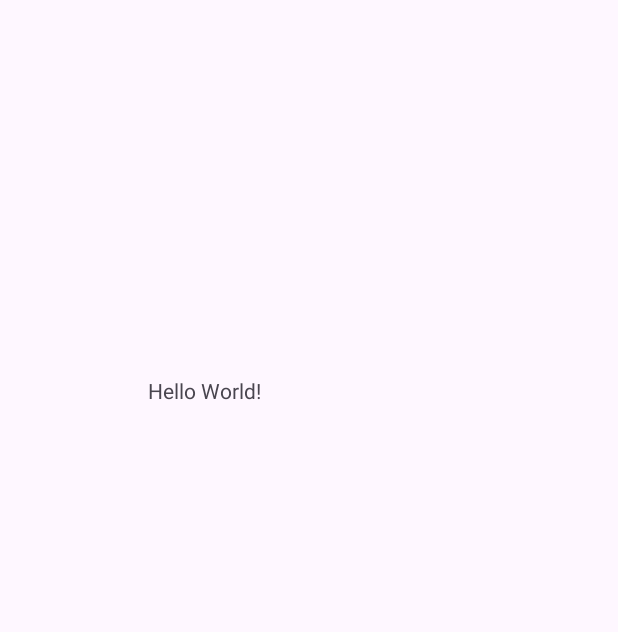
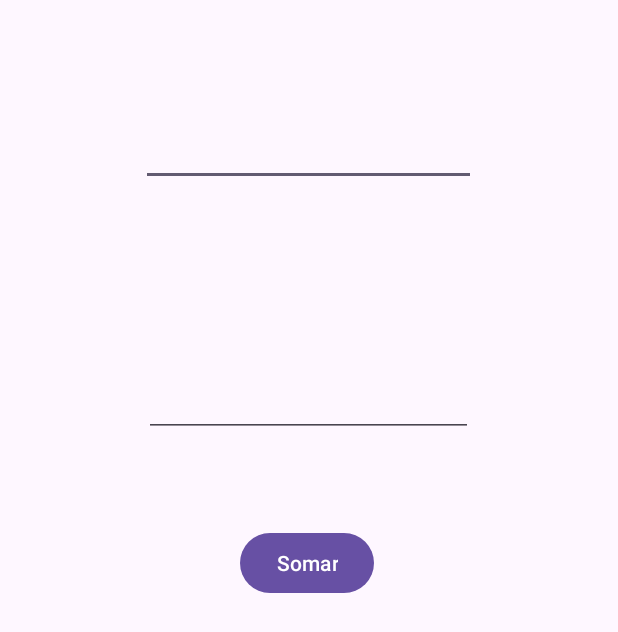
Before and after one commit to pHaverbeck/CarteiraMobile_HOW_VI, an Android app: the screen it shows after launch (MainActivity), on a phone screen of 412 x 824 dp. Before the commit the part shown is almost empty. Shown: the top 632 px of the screen. Run offline under Robolectric (Android 15) with nearby library versions, the phone set to English and light mode, and no system bars.

Commit message:
aprendendo aula 2

```diff
--- a/app/src/main/java/com/example/carteiramobile/MainActivity.java
+++ b/app/src/main/java/com/example/carteiramobile/MainActivity.java
@@ -3,12 +3,23 @@ package com.example.carteiramobile;
 import androidx.appcompat.app.AppCompatActivity;
 
 import android.os.Bundle;
+import android.util.Log;
+import android.view.View;
 
 public class MainActivity extends AppCompatActivity {
 
     @Override
     protected void onCreate(Bundle savedInstanceState) {
         super.onCreate(savedInstanceState);
-        setContentView(R.layout.activity_main);
+        setContentView(R.layout.activity_main);     // Arquivo de layout -> mostra o conteúdo da activity
+
+        View v = findViewById(R.id.buttonSomar);
+        v.setOnClickListener(new View.OnClickListener() { // Criando objeto de classe anônima para evento de click
+            @Override
+            public void onClick(View view) {
+                Log.i("botao", "O botão foi clicado");
+            }
+        });
+
     }
 }
--- a/app/src/main/res/layout/activity_main.xml
+++ b/app/src/main/res/layout/activity_main.xml
@@ -6,13 +6,39 @@
     android:layout_height="match_parent"
     tools:context=".MainActivity">
 
-    <TextView
-        android:layout_width="215dp"
-        android:layout_height="323dp"
-        android:text="Hello World!"
-        app:layout_constraintBottom_toBottomOf="parent"
+    <EditText
+        android:id="@+id/editTextA"
+        android:layout_width="223dp"
+        android:layout_height="80dp"
+        android:layout_marginTop="44dp"
+        android:ems="10"
+        android:inputType="number"
         app:layout_constraintEnd_toEndOf="parent"
+        app:layout_constraintHorizontal_bias="0.497"
         app:layout_constraintStart_toStartOf="parent"
         app:layout_constraintTop_toTopOf="parent" />
 
+    <EditText
+        android:id="@+id/editTextB"
+        android:layout_width="219dp"
+        android:layout_height="83dp"
+        android:layout_marginTop="84dp"
+        android:ems="10"
+        android:inputType="number"
+        app:layout_constraintBottom_toBottomOf="parent"
+        app:layout_constraintEnd_toEndOf="parent"
+        app:layout_constraintHorizontal_bias="0.497"
+        app:layout_constraintStart_toStartOf="parent"
+        app:layout_constraintTop_toBottomOf="@+id/editTextA"
+        app:layout_constraintVertical_bias="0.0" />
+
+    <Button
+        android:id="@+id/buttonSomar"
+        android:layout_width="wrap_content"
+        android:layout_height="wrap_content"
+        android:layout_marginStart="160dp"
+        android:layout_marginTop="60dp"
+        android:text="Somar"
+        app:layout_constraintStart_toStartOf="parent"
+        app:layout_constraintTop_toBottomOf="@+id/editTextB" />
 </androidx.constraintlayout.widget.ConstraintLayout>
```
